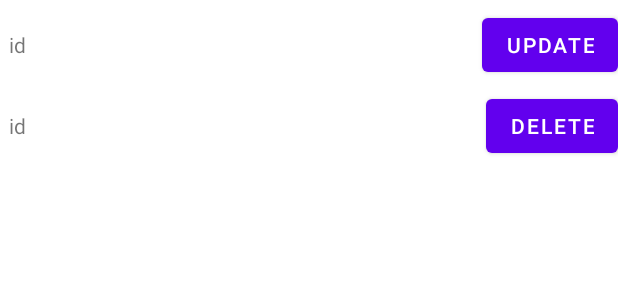
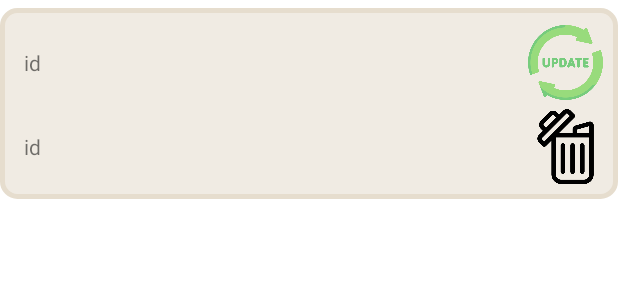
Before and after one commit to Dongocthach/NhatNghiaApp_1, an Android app: the layout item_sach2.xml on its own in the app's theme, with its tools: preview values and no code run, on a phone screen of 412 x 824 dp. Shown: the top 300 px of the screen. Run offline under Robolectric (Android 15) with nearby library versions, the phone set to English and light mode, and no system bars.

Commit message:
update dialog item book2

```diff
--- /dev/null
+++ b/app/src/main/res/drawable/itemsach2.xml
@@ -0,0 +1,9 @@
+<?xml version="1.0" encoding="utf-8"?>
+<shape xmlns:android="http://schemas.android.com/apk/res/android">
+    <solid android:color="#F0EBE3"/>
+    <corners android:radius="10dp"/>
+
+    <stroke android:width="3dp"
+        android:color="#E6DDCE"/>
+
+</shape>
--- a/app/src/main/res/layout/item_sach2.xml
+++ b/app/src/main/res/layout/item_sach2.xml
@@ -2,12 +2,17 @@
 <LinearLayout xmlns:android="http://schemas.android.com/apk/res/android"
     android:layout_width="match_parent"
     android:layout_height="wrap_content"
+   android:layout_marginTop="5dp"
+    android:padding="10dp"
+    android:background="@drawable/itemsach2"
+    xmlns:app="http://schemas.android.com/apk/res-auto"
     android:orientation="vertical">
+
 
     <LinearLayout
         android:layout_width="match_parent"
         android:layout_height="wrap_content"
-        android:layout_marginTop="6dp"
+        android:layout_marginTop="1dp"
         android:layout_marginStart="6dp"
         android:layout_marginRight="6dp"
         android:orientation="horizontal">
@@ -18,10 +23,13 @@
             android:layout_height="wrap_content"
             android:text="id"/>
         <Button
+
+            android:background="@drawable/update"
+            app:backgroundTint="@null"
             android:id="@+id/btn1"
-            android:text="update"
-            android:layout_width="wrap_content"
-            android:layout_height="wrap_content"/>
+
+            android:layout_width="50dp"
+            android:layout_height="50dp"/>
     </LinearLayout>
     <LinearLayout
         android:layout_width="match_parent"
@@ -37,10 +45,13 @@
             android:layout_height="wrap_content"
             android:text="id"/>
         <Button
+            android:background="@drawable/delete"
+            app:backgroundTint="@null"
             android:id="@+id/btn2"
-            android:text="Delete"
-            android:layout_width="wrap_content"
-            android:layout_height="wrap_content"/>
+            android:layout_width="50dp"
+            android:layout_height="50dp"/>
     </LinearLayout>
 
+
+
 </LinearLayout>
```
Also changed, not shown: app/src/main/res/layout/book_update_dialog.xml (+12 -2 lines), app/src/main/res/layout/fragment_fm_bgroup__update_book.xml (+8 -6 lines), app/src/main/res/drawable/delete.png (added), app/src/main/res/drawable/update.png (added).
